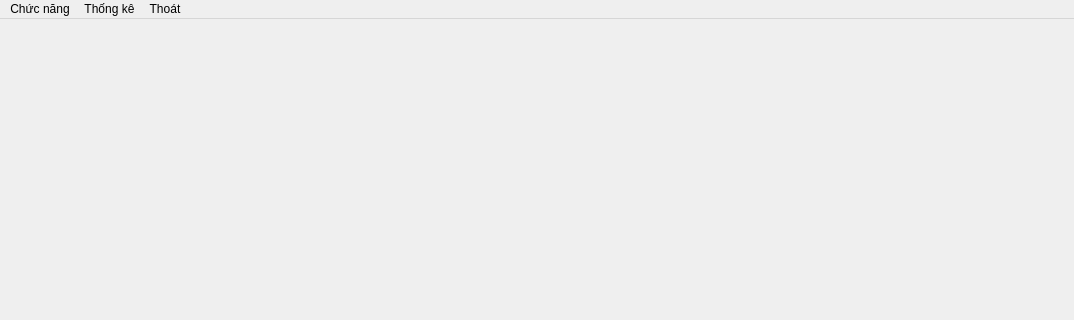
Qt form main/main.ui (lehieu181023/QLTC-python) before a commit; both pictures show x 0 to 1074 and y 0 to 320 of the 1074 by 696 pixel window.
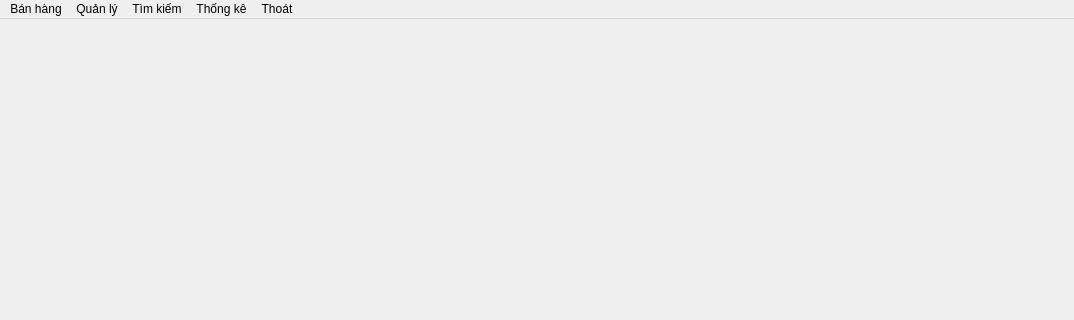
The same form after that commit.

Patch:
```diff
--- a/main/main.ui
+++ b/main/main.ui
@@ -41,24 +41,38 @@
    </property>
    <widget class="QMenu" name="menuCh_c_n_ng">
     <property name="title">
-     <string>Chức năng</string>
+     <string>Quản lý</string>
     </property>
     <addaction name="actionQL_thu_cung"/>
     <addaction name="actionQL_nhan_vien"/>
    </widget>
-   <widget class="QMenu" name="menuTh_ng_k">
+   <widget class="QMenu" name="btn_thongke">
     <property name="title">
      <string>Thống kê</string>
     </property>
    </widget>
-   <widget class="QMenu" name="menuTho_t">
+   <widget class="QMenu" name="btn_thoat">
     <property name="title">
      <string>Thoát</string>
     </property>
    </widget>
+   <widget class="QMenu" name="menuB_n_h_ng">
+    <property name="title">
+     <string>Bán hàng</string>
+    </property>
+    <addaction name="btn_bantc"/>
+    <addaction name="btn_dv"/>
+   </widget>
+   <widget class="QMenu" name="btn_timkiem">
+    <property name="title">
+     <string>Tìm kiếm</string>
+    </property>
+   </widget>
+   <addaction name="menuB_n_h_ng"/>
    <addaction name="menuCh_c_n_ng"/>
-   <addaction name="menuTh_ng_k"/>
-   <addaction name="menuTho_t"/>
+   <addaction name="btn_timkiem"/>
+   <addaction name="btn_thongke"/>
+   <addaction name="btn_thoat"/>
   </widget>
   <widget class="QStatusBar" name="statusbar"/>
   <action name="actionQL_thu_cung">
```
Left out of the diff: 40 changed lines with no effect on the pictures.
